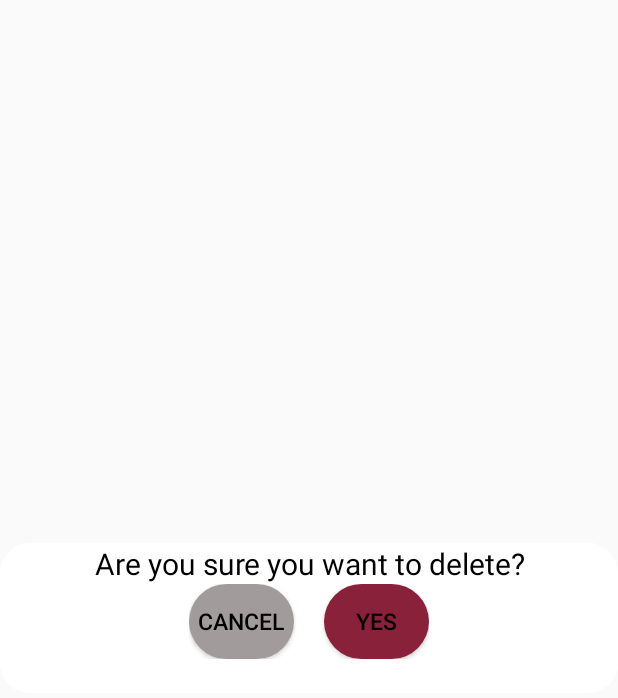
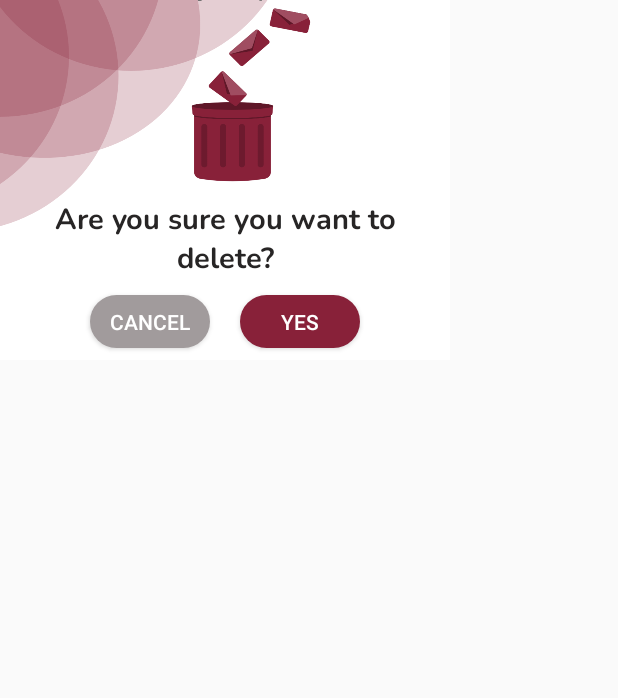
Before and after one commit to Tripist/Tripist, an Android app: the layout delete_alert.xml on its own in the app's theme, with its tools: preview values and no code run, on a phone screen of 412 x 824 dp. Shown: the top 698 px of the screen. Run offline under Robolectric (Android 15) with nearby library versions, the phone set to English and light mode, and no system bars; Roboto replaces fonts that are not available here.

Commit message:
Delete Alert, Main mylocation alert yapıldı. String düzeni sağlandı

```diff
--- /dev/null
+++ b/app/src/main/res/drawable/ic_baseline_delete_24.xml
@@ -0,0 +1,5 @@
+<vector android:height="27dp" android:tint="#FAFBFF"
+    android:viewportHeight="24" android:viewportWidth="24"
+    android:width="27dp" xmlns:android="http://schemas.android.com/apk/res/android">
+    <path android:fillColor="@android:color/white" android:pathData="M6,19c0,1.1 0.9,2 2,2h8c1.1,0 2,-0.9 2,-2V7H6v12zM19,4h-3.5l-1,-1h-5l-1,1H5v2h14V4z"/>
+</vector>
--- /dev/null
+++ b/app/src/main/res/drawable/ic_baseline_edit_24.xml
@@ -0,0 +1,5 @@
+<vector android:height="27dp" android:tint="#FAFBFF"
+    android:viewportHeight="24" android:viewportWidth="24"
+    android:width="27dp" xmlns:android="http://schemas.android.com/apk/res/android">
+    <path android:fillColor="@android:color/white" android:pathData="M3,17.25V21h3.75L17.81,9.94l-3.75,-3.75L3,17.25zM20.71,7.04c0.39,-0.39 0.39,-1.02 0,-1.41l-2.34,-2.34c-0.39,-0.39 -1.02,-0.39 -1.41,0l-1.83,1.83 3.75,3.75 1.83,-1.83z"/>
+</vector>
--- a/app/src/main/res/layout/carddesign_mylocation.xml
+++ b/app/src/main/res/layout/carddesign_mylocation.xml
@@ -37,6 +37,7 @@
                 android:layout_marginTop="16dp"
                 android:layout_marginBottom="18dp"
                 android:fontFamily="@font/nunito"
+                android:textAllCaps="false"
                 android:text="TextView"
                 app:layout_constraintBottom_toBottomOf="parent"
                 app:layout_constraintStart_toStartOf="parent"
--- a/app/src/main/res/layout/delete_alert.xml
+++ b/app/src/main/res/layout/delete_alert.xml
@@ -1,52 +1,64 @@
 <?xml version="1.0" encoding="utf-8"?>
-<RelativeLayout xmlns:android="http://schemas.android.com/apk/res/android"
-    android:layout_width="match_parent"
-    android:layout_height="100dp"
-    android:layout_gravity="center"
-    android:background="@drawable/radius_alert"
-    android:textAlignment="center">
+<androidx.constraintlayout.widget.ConstraintLayout xmlns:android="http://schemas.android.com/apk/res/android"
+    xmlns:app="http://schemas.android.com/apk/res-auto"
+    xmlns:tools="http://schemas.android.com/tools"
+    android:layout_width="wrap_content"
+    android:layout_height="wrap_content">
 
-    <LinearLayout
-        android:layout_width="match_parent"
-        android:layout_height="100dp"
-        android:background="@drawable/radius_alert"
-        android:gravity="center_horizontal"
-        android:orientation="vertical">
+    <RelativeLayout
+        android:id="@+id/relativeLayout3"
+        android:layout_width="300dp"
+        android:layout_height="240dp"
+        android:background="@drawable/alert_deletebackg"
+        app:layout_constraintBottom_toBottomOf="parent"
+        app:layout_constraintStart_toStartOf="parent"
+        app:layout_constraintTop_toTopOf="parent"
+        app:layout_constraintVertical_bias="0.0">
 
-        <TextView
+        <androidx.constraintlayout.widget.ConstraintLayout
             android:layout_width="match_parent"
-            android:layout_height="wrap_content"
-            android:text="@string/delete_question"
-            android:textAlignment="center"
-            android:textColor="#000000"
-            android:textSize="20dp" />
+            android:layout_height="match_parent">
 
-        <RelativeLayout
-            android:id="@+id/relativeLayout2"
-            android:layout_width="160dp"
-            android:layout_height="50dp">
+            <TextView
+                android:id="@+id/konum_textview1"
+                android:layout_width="230dp"
+                android:layout_height="53dp"
+                android:layout_marginStart="32dp"
+                android:layout_marginTop="132dp"
+                android:layout_marginEnd="32dp"
+                android:fontFamily="@font/nunito_bold"
+                android:text="@string/delete_question"
+                android:textAlignment="center"
+                android:textColor="#272525"
+                android:textSize="19sp"
+                app:layout_constraintEnd_toEndOf="parent"
+                app:layout_constraintStart_toStartOf="parent"
+                app:layout_constraintTop_toTopOf="parent" />
 
             <Button
                 android:id="@+id/deleteCancel_button"
-                android:layout_width="70dp"
-                android:layout_height="match_parent"
-                android:layout_alignParentStart="true"
+                android:layout_width="80dp"
+                android:layout_height="35dp"
+                android:layout_marginStart="60dp"
+                android:layout_marginBottom="8dp"
                 android:background="@drawable/radius_cancel"
                 android:text="@string/cancel"
-                android:textColor="#000000"
-                android:textSize="15dp" />
+                android:textColor="@color/colorwhite"
+                app:layout_constraintBottom_toBottomOf="parent"
+                app:layout_constraintStart_toStartOf="parent" />
 
             <Button
                 android:id="@+id/deleteYes_button"
-                android:layout_width="70dp"
-                android:layout_height="match_parent"
-                android:layout_alignParentEnd="true"
+                android:layout_width="80dp"
+                android:layout_height="35dp"
+                android:layout_marginEnd="60dp"
+                android:layout_marginBottom="8dp"
                 android:background="@drawable/radius"
                 android:text="@string/yes"
-                android:textColor="#000000"
-                android:textSize="15dp" />
+                android:textColor="@color/colorwhite"
+                app:layout_constraintBottom_toBottomOf="parent"
+                app:layout_constraintEnd_toEndOf="parent" />
 
-        </RelativeLayout>
-    </LinearLayout>
-
-</RelativeLayout>
+        </androidx.constraintlayout.widget.ConstraintLayout>
+    </RelativeLayout>
+</androidx.constraintlayout.widget.ConstraintLayout>
--- a/app/src/main/res/values/colors.xml
+++ b/app/src/main/res/values/colors.xml
@@ -1,8 +1,8 @@
 <?xml version="1.0" encoding="utf-8"?>
 <resources>
-    <color name="colorPrimary">#6200EE</color>
-    <color name="colorPrimaryDark">#3700B3</color>
-    <color name="colorAccent">#03DAC5</color>
+    <color name="colorPrimary">#000000</color>
+    <color name="colorPrimaryDark">#090909</color>
+    <color name="colorAccent">#882139</color>
     <color name="colorDots">#AA2947</color>
     <color name="colorwhite">#FFFFFF</color>
     <color name="colorToolbar">#882139</color>
```
Also changed, not shown: app/src/main/java/com/example/tripist/adapters/RecyclerViewAdapter.java (+8 -6 lines), app/src/main/java/com/example/tripist/controller/maps/Historical_Places.java (+6 -6 lines), app/src/main/java/com/example/tripist/controller/maps/My_Locations.java (+4 -4 lines), app/src/main/res/layout/dialog_edit.xml (+10 -29 lines), app/src/main/res/layout/dialog_mylocations.xml (+82 -71 lines), app/src/main/res/drawable/alert_deletebackg.png (added), app/src/main/res/drawable/alert_editbckgr.png (added), app/src/main/res/drawable/alert_myloc.png (added).
